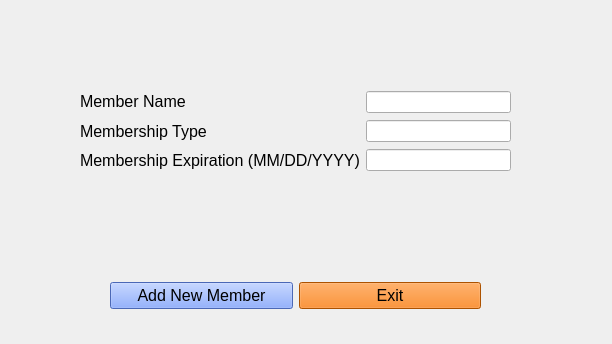
Qt form addmember.ui (max9001/Bulk-Club-Project) before a commit.
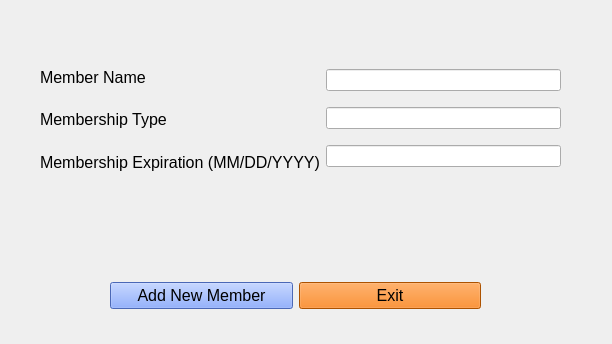
The same form after that commit.

```diff
--- a/addmember.ui
+++ b/addmember.ui
@@ -58,10 +58,10 @@
   <widget class="QWidget" name="layoutWidget">
    <property name="geometry">
     <rect>
-     <x>80</x>
-     <y>90</y>
-     <width>431</width>
-     <height>82</height>
+     <x>40</x>
+     <y>59</y>
+     <width>521</width>
+     <height>121</height>
     </rect>
    </property>
    <layout class="QHBoxLayout" name="horizontalLayout_2">
```
